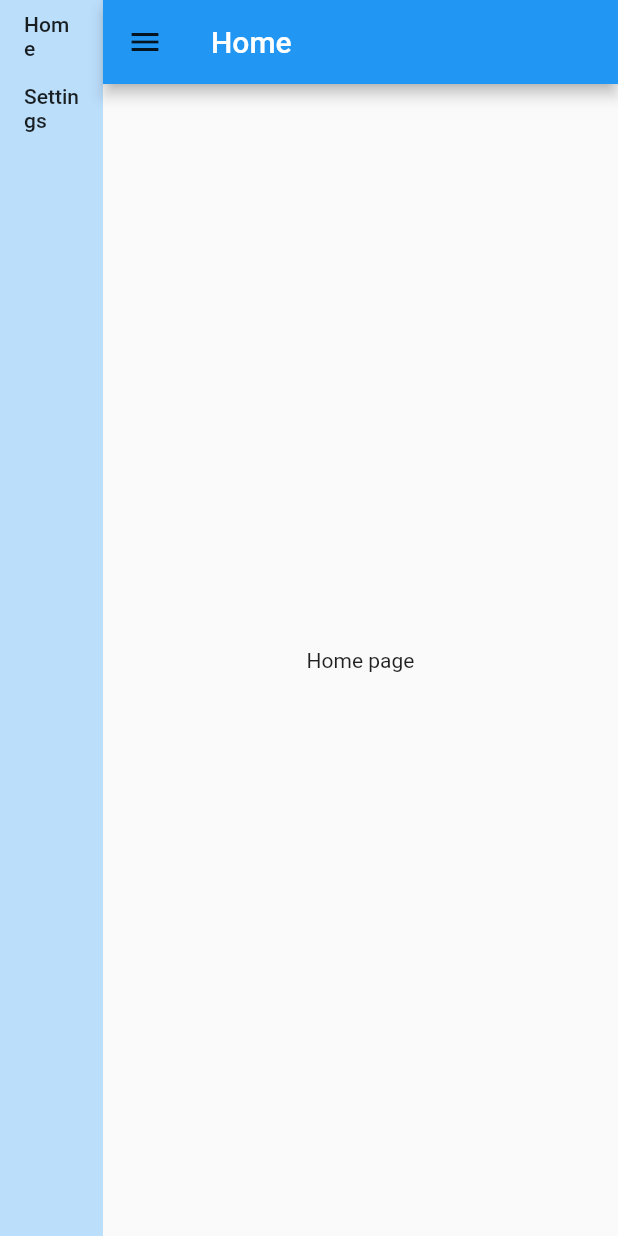
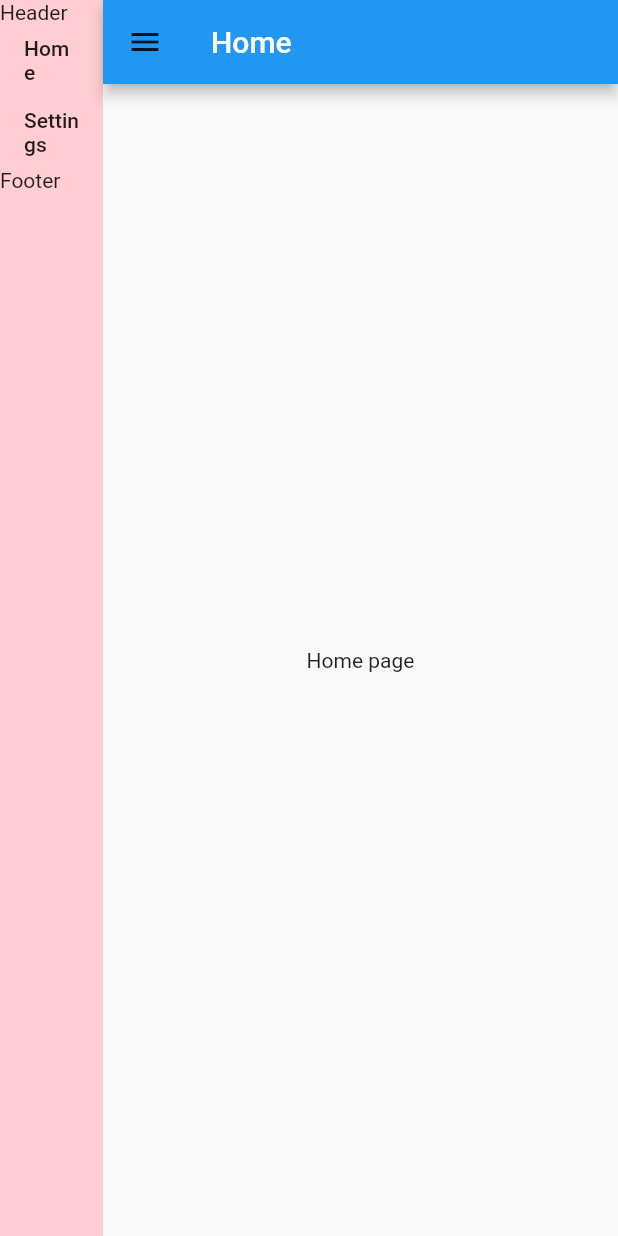
Before and after one commit to dewmal/flutter_admin_panel, a Flutter app: the screen it shows after launch, after a tap on the "menu" icon, on a phone screen of 412 x 824 dp. Run offline on Flutter 3.47's test engine with Material 2 defaults, Android fonts, the phone set to English and light mode, and no system bars; our stand-ins replace rxdart.

Commit message:
convert design into components

```diff
--- a/lib/main.dart
+++ b/lib/main.dart
@@ -4,6 +4,10 @@ import 'package:bot_framwork/bloc/dashboard/dashboard_bloc.dart';
 import 'package:bot_framwork/bloc/dashboard/dashboard_bloc_provider.dart';
 import 'package:bot_framwork/bloc/dashboard/dashboard_state.dart';
 import 'package:flutter/material.dart';
+
+import 'screen/dashboard_screen.dart';
+import 'screen/pages/home_screen.dart';
+import 'screen/pages/settings_screen.dart';
 
 void main() {
   runApp(MyApp());
@@ -32,94 +36,3 @@ class MyApp extends StatelessWidget {
     );
   }
 }
-
-class Dashboard extends StatelessWidget {
-  const Dashboard({Key key}) : super(key: key);
-
-  @override
-  Widget build(BuildContext context) {
-    var dashCtrl = DashboardBlocProvider.of(context);
-
-    Size ss = MediaQuery.of(context).size;
-
-    return StreamBuilder<DashboardState>(
-        stream: dashCtrl.result,
-        builder: (context, snapshot) {
-          if (snapshot.data == null || snapshot.error != null) {
-            log("No loading...");
-            log("Error ${snapshot.error}");
-            return Container(
-              child: Center(
-                child: CircularProgressIndicator(),
-              ),
-            );
-          }
-          DashboardState state = snapshot.data;
-          DashboardWidgetState activeScreen = state.activeScreen();
-
-          return Row(
-            children: <Widget>[
-              state.isSliderOpen
-                  ? Container(
-                      width: ss.width * 1 / 6,
-                      color: Colors.blue[100],
-                      child: ListView(
-                        children: <Widget>[
-                          FlatButton(
-                              onPressed: () async {
-                                log("Change request");
-                                await dashCtrl.changeScreen(0);
-                              },
-                              child: Text("Home")),
-                          FlatButton(
-                              onPressed: () async {
-                                await dashCtrl.changeScreen(1);
-                              },
-                              child: Text("Settings")),
-                        ],
-                      ),
-                    )
-                  : Container(),
-              Expanded(
-                  child: Scaffold(
-                appBar: AppBar(
-                  title: Text("${activeScreen.name}"),
-                  leading: FlatButton(
-                      onPressed: () {
-                        dashCtrl.toggleSlider();
-                      },
-                      child: Icon(Icons.menu)),
-                ),
-                body: activeScreen.child,
-              ))
-            ],
-          );
-        });
-  }
-}
-
-class HomePage extends StatelessWidget {
-  const HomePage({Key key}) : super(key: key);
-
-  @override
-  Widget build(BuildContext context) {
-    return Container(
-      child: Center(
-        child: Text("Home page"),
-      ),
-    );
-  }
-}
-
-class SettingsPage extends StatelessWidget {
-  const SettingsPage({Key key}) : super(key: key);
-
-  @override
-  Widget build(BuildContext context) {
-    return Container(
-      child: Center(
-        child: Text("Settings page"),
-      ),
-    );
-  }
-}
--- /dev/null
+++ b/lib/screen/dashboard_screen.dart
@@ -0,0 +1,49 @@
+import 'dart:developer';
+
+import 'package:bot_framwork/bloc/dashboard/dashboard_bloc.dart';
+import 'package:bot_framwork/bloc/dashboard/dashboard_state.dart';
+import 'package:bot_framwork/ui/dashboard/slider.dart';
+import 'package:flutter/material.dart';
+
+class Dashboard extends StatelessWidget {
+  const Dashboard({Key key}) : super(key: key);
+
+  @override
+  Widget build(BuildContext context) {
+    var dashCtrl = DashboardBlocProvider.of(context);
+
+    return StreamBuilder<DashboardState>(
+        stream: dashCtrl.result,
+        builder: (context, snapshot) {
+          if (snapshot.data == null || snapshot.error != null) {
+            log("No loading...");
+            log("Error ${snapshot.error}");
+            return Container(
+              child: Center(
+                child: CircularProgressIndicator(),
+              ),
+            );
+          }
+          DashboardState state = snapshot.data;
+          DashboardWidgetState activeScreen = state.activeScreen();
+
+          return Row(
+            children: <Widget>[
+              state.isSliderOpen ? DashBoardSlider() : Container(),
+              Expanded(
+                  child: Scaffold(
+                appBar: AppBar(
+                  title: Text("${activeScreen.name}"),
+                  leading: FlatButton(
+                      onPressed: () {
+                        dashCtrl.toggleSlider();
+                      },
+                      child: Icon(Icons.menu)),
+                ),
+                body: activeScreen.child,
+              ))
+            ],
+          );
+        });
+  }
+}
--- /dev/null
+++ b/lib/screen/pages/home_screen.dart
@@ -0,0 +1,14 @@
+import 'package:flutter/material.dart';
+
+class HomePage extends StatelessWidget {
+  const HomePage({Key key}) : super(key: key);
+
+  @override
+  Widget build(BuildContext context) {
+    return Container(
+      child: Center(
+        child: Text("Home page"),
+      ),
+    );
+  }
+}
--- /dev/null
+++ b/lib/screen/pages/settings_screen.dart
@@ -0,0 +1,14 @@
+import 'package:flutter/material.dart';
+
+class SettingsPage extends StatelessWidget {
+  const SettingsPage({Key key}) : super(key: key);
+
+  @override
+  Widget build(BuildContext context) {
+    return Container(
+      child: Center(
+        child: Text("Settings page"),
+      ),
+    );
+  }
+}
--- /dev/null
+++ b/lib/ui/dashboard/slider.dart
@@ -0,0 +1,41 @@
+import 'dart:developer';
+
+import 'package:bot_framwork/bloc/dashboard/dashboard_bloc.dart';
+import 'package:bot_framwork/ui/dashboard/slider_footer_widget.dart';
+import 'package:bot_framwork/ui/dashboard/slider_header_widget.dart';
+import 'package:flutter/material.dart';
+
+class DashBoardSlider extends StatelessWidget {
+  const DashBoardSlider({Key key}) : super(key: key);
+
+  @override
+  Widget build(BuildContext context) {
+    var dashCtrl = DashboardBlocProvider.of(context);
+
+    Size ss = MediaQuery.of(context).size;
+
+    return Material(
+      child: Container(
+        width: ss.width * 1 / 6,
+        color: Colors.red[100],
+        child: ListView(
+          children: <Widget>[
+            SliderHeaderComponent(),
+            FlatButton(
+                onPressed: () async {
+                  log("Change request");
+                  await dashCtrl.changeScreen(0);
+                },
+                child: Text("Home")),
+            FlatButton(
+                onPressed: () async {
+                  await dashCtrl.changeScreen(1);
+                },
+                child: Text("Settings")),
+            SliderFooterComponent()
+          ],
+        ),
+      ),
+    );
+  }
+}
--- /dev/null
+++ b/lib/ui/dashboard/slider_footer_widget.dart
@@ -0,0 +1,12 @@
+import 'package:flutter/material.dart';
+
+class SliderFooterComponent extends StatelessWidget {
+  const SliderFooterComponent({Key key}) : super(key: key);
+
+  @override
+  Widget build(BuildContext context) {
+    return Container(
+      child: Text("Footer"),
+    );
+  }
+}
--- /dev/null
+++ b/lib/ui/dashboard/slider_header_widget.dart
@@ -0,0 +1,12 @@
+import 'package:flutter/material.dart';
+
+class SliderHeaderComponent extends StatelessWidget {
+  const SliderHeaderComponent({Key key}) : super(key: key);
+
+  @override
+  Widget build(BuildContext context) {
+    return Container(
+      child: Text("Header"),
+    );
+  }
+}
```
